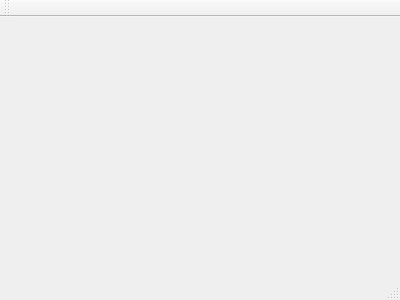
jacquelinennguyen/pic10c_final_project, file mad_libs_ui/madlibs.ui: the form before one commit.
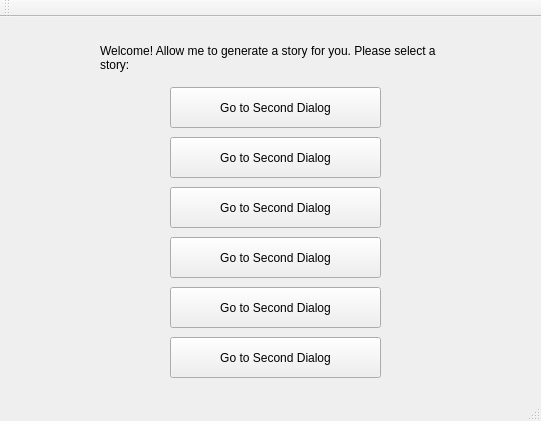
The form after the commit.

Commit message: Updated gitignore, connected two windows in UI

```diff
--- a/mad_libs_ui/madlibs.ui
+++ b/mad_libs_ui/madlibs.ui
@@ -1,24 +1,137 @@
 <ui version="4.0">
  <class>MadLibs</class>
- <widget class="QMainWindow" name="MadLibs" >
-  <property name="geometry" >
+ <widget class="QMainWindow" name="MadLibs">
+  <property name="geometry">
    <rect>
     <x>0</x>
     <y>0</y>
-    <width>400</width>
-    <height>300</height>
+    <width>541</width>
+    <height>421</height>
    </rect>
   </property>
   <property name="windowTitle" >
    <string>MadLibs</string>
   </property>
-  <widget class="QMenuBar" name="menuBar" />
-  <widget class="QToolBar" name="mainToolBar" />
-  <widget class="QWidget" name="centralWidget" />
-  <widget class="QStatusBar" name="statusBar" />
+  <widget class="QWidget" name="centralWidget">
+   <widget class="QLabel" name="Welcome">
+    <property name="geometry">
+     <rect>
+      <x>100</x>
+      <y>20</y>
+      <width>341</width>
+      <height>41</height>
+     </rect>
+    </property>
+    <property name="text">
+     <string>Welcome! Allow me to generate a story for you. Please select a story:</string>
+    </property>
+    <property name="textFormat">
+     <enum>Qt::AutoText</enum>
+    </property>
+    <property name="wordWrap">
+     <bool>true</bool>
+    </property>
+   </widget>
+   <widget class="QPushButton" name="Story">
+    <property name="geometry">
+     <rect>
+      <x>170</x>
+      <y>70</y>
+      <width>211</width>
+      <height>41</height>
+     </rect>
+    </property>
+    <property name="text">
+     <string>Go to Second Dialog</string>
+    </property>
+   </widget>
+   <widget class="QPushButton" name="Story_2">
+    <property name="geometry">
+     <rect>
+      <x>170</x>
+      <y>320</y>
+      <width>211</width>
+      <height>41</height>
+     </rect>
+    </property>
+    <property name="text">
+     <string>Go to Second Dialog</string>
+    </property>
+   </widget>
+   <widget class="QPushButton" name="Story_3">
+    <property name="geometry">
+     <rect>
+      <x>170</x>
+      <y>120</y>
+      <width>211</width>
+      <height>41</height>
+     </rect>
+    </property>
+    <property name="text">
+     <string>Go to Second Dialog</string>
+    </property>
+   </widget>
+   <widget class="QPushButton" name="Story_4">
+    <property name="geometry">
+     <rect>
+      <x>170</x>
+      <y>170</y>
+      <width>211</width>
+      <height>41</height>
+     </rect>
+    </property>
+    <property name="text">
+     <string>Go to Second Dialog</string>
+    </property>
+   </widget>
+   <widget class="QPushButton" name="Story_5">
+    <property name="geometry">
+     <rect>
+      <x>170</x>
+      <y>220</y>
+      <width>211</width>
+      <height>41</height>
+     </rect>
+    </property>
+    <property name="text">
+     <string>Go to Second Dialog</string>
+    </property>
+   </widget>
+   <widget class="QPushButton" name="Story_6">
+    <property name="geometry">
+     <rect>
+      <x>170</x>
+      <y>270</y>
+      <width>211</width>
+      <height>41</height>
+     </rect>
+    </property>
+    <property name="text">
+     <string>Go to Second Dialog</string>
+    </property>
+   </widget>
+  </widget>
+  <widget class="QMenuBar" name="menuBar">
+   <property name="geometry">
+    <rect>
+     <x>0</x>
+     <y>0</y>
+     <width>541</width>
+     <height>21</height>
+    </rect>
+   </property>
+  </widget>
+  <widget class="QToolBar" name="mainToolBar">
+   <attribute name="toolBarArea">
+    <enum>TopToolBarArea</enum>
+   </attribute>
+   <attribute name="toolBarBreak">
+    <bool>false</bool>
+   </attribute>
+  </widget>
+  <widget class="QStatusBar" name="statusBar"/>
  </widget>
- <layoutDefault spacing="6" margin="11" />
- <pixmapfunction></pixmapfunction>
+ <layoutdefault spacing="6" margin="11"/>
  <resources/>
  <connections/>
 </ui>
```
Left out of the diff: 3 changed lines with no effect on the pictures. The commit also changes 5 other files.
